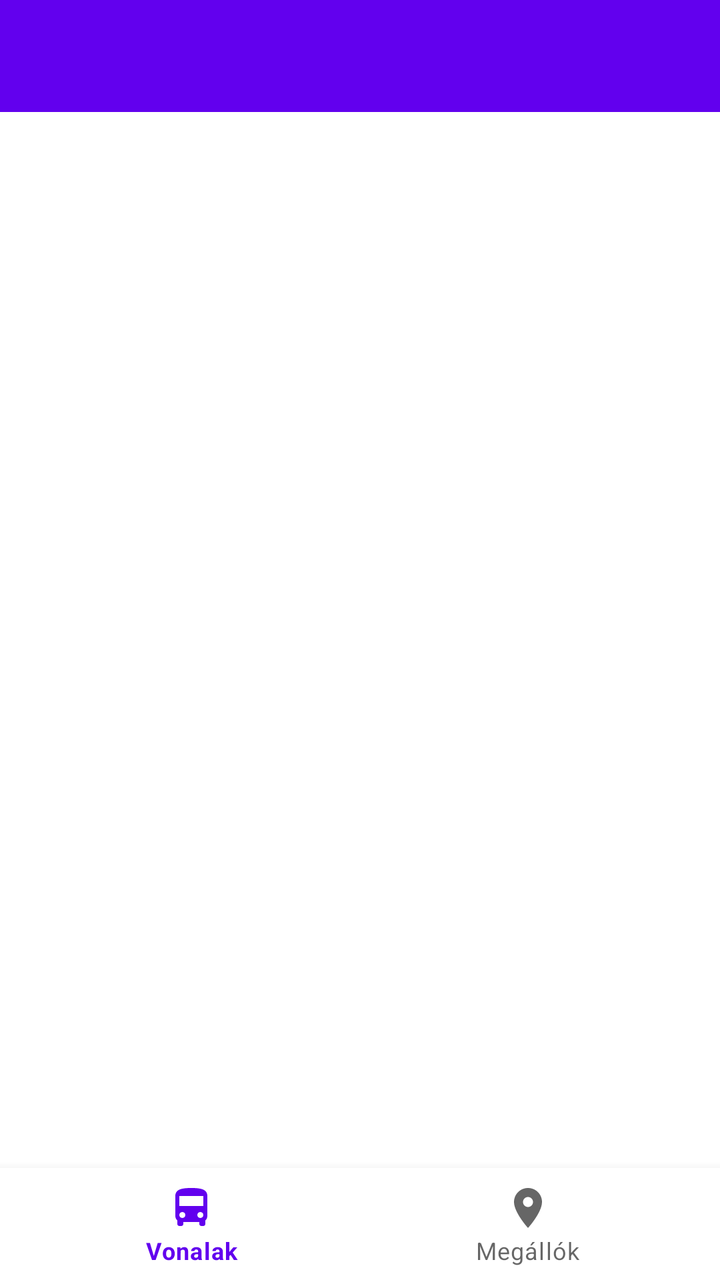
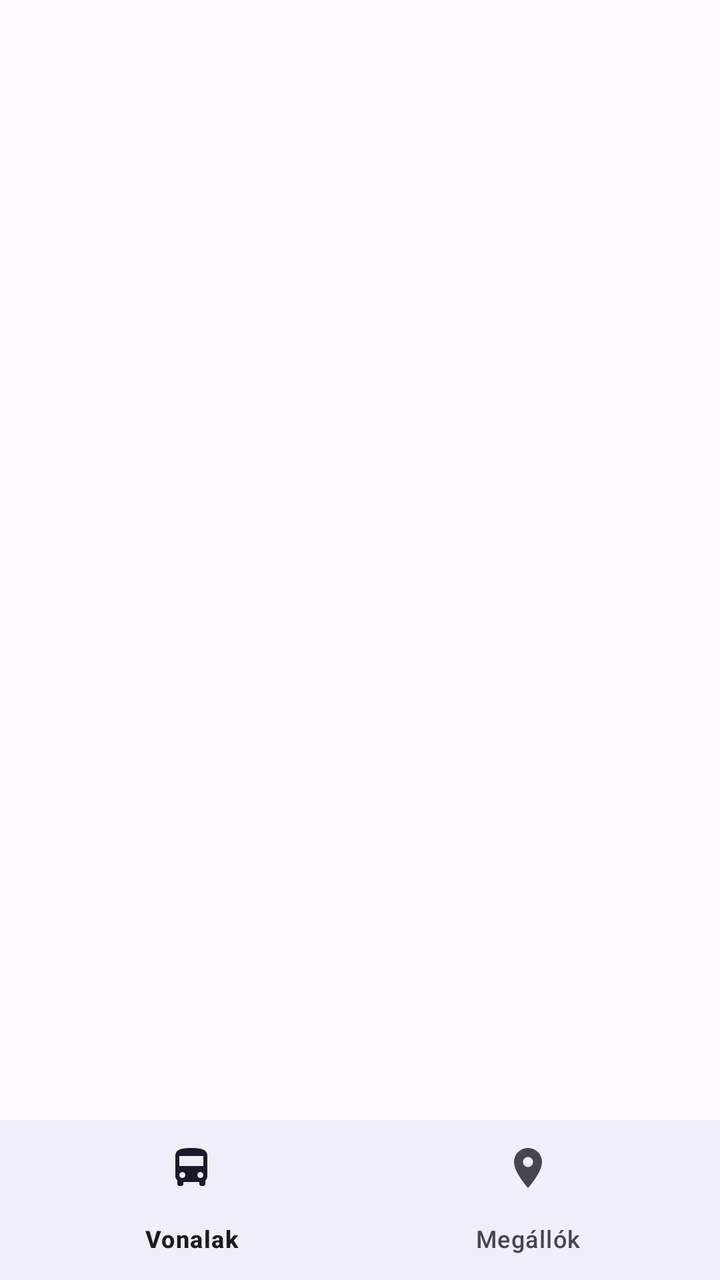

An Android layout rendered at two revisions. The XML below is the earlier revision; the diff shows what the commit changed to produce the second picture.
<!-- AndroidManifest.xml: application theme Theme.Km -->
<!-- res/layout/activity_main.xml -->
<?xml version="1.0" encoding="utf-8"?>
<androidx.constraintlayout.widget.ConstraintLayout xmlns:android="http://schemas.android.com/apk/res/android"
    xmlns:app="http://schemas.android.com/apk/res-auto"
    android:layout_width="match_parent"
    android:layout_height="match_parent">

    <com.google.android.material.appbar.AppBarLayout
        android:id="@+id/app_bar"
        style="@style/Widget.MaterialComponents.AppBarLayout.PrimarySurface"
        android:layout_width="0dp"
        android:layout_height="wrap_content"
        app:layout_constraintEnd_toEndOf="parent"
        app:layout_constraintStart_toStartOf="parent"
        app:layout_constraintTop_toTopOf="parent">

        <com.google.android.material.appbar.MaterialToolbar
            android:id="@+id/toolbar"
            style="@style/Widget.MaterialComponents.Toolbar.PrimarySurface"
            android:layout_width="match_parent"
            android:layout_height="?attr/actionBarSize" />

    </com.google.android.material.appbar.AppBarLayout>

    <androidx.fragment.app.FragmentContainerView
        android:id="@+id/fragment_container"
        android:layout_width="0dp"
        android:layout_height="0dp"
        app:layout_constraintBottom_toTopOf="@id/bottom_nav"
        app:layout_constraintEnd_toEndOf="parent"
        app:layout_constraintStart_toStartOf="parent"
        app:layout_constraintTop_toBottomOf="@id/app_bar" />

    <com.google.android.material.bottomnavigation.BottomNavigationView
        android:id="@+id/bottom_nav"
        android:layout_width="0dp"
        android:layout_height="wrap_content"
        app:layout_constraintBottom_toBottomOf="parent"
        app:layout_constraintEnd_toEndOf="parent"
        app:layout_constraintStart_toStartOf="parent"
        app:menu="@menu/bottom_nav_menu" />

</androidx.constraintlayout.widget.ConstraintLayout>
<!-- resources referenced by this layout -->
<resources>
  <style name="Theme.Km" parent="Theme.MaterialComponents.DayNight.NoActionBar">
          
          <item name="colorPrimary">@color/purple_500</item>
          <item name="colorPrimaryVariant">@color/purple_700</item>
          <item name="colorOnPrimary">@color/white</item>
          
          <item name="colorSecondary">@color/teal_200</item>
          <item name="colorSecondaryVariant">@color/teal_700</item>
          <item name="colorOnSecondary">@color/black</item>
          
      </style>
  <color name="purple_500">#FF6200EE</color>
  <color name="purple_700">#FF3700B3</color>
  <color name="white">#FFFFFFFF</color>
  <color name="teal_200">#FF03DAC5</color>
  <color name="teal_700">#FF018786</color>
  <color name="black">#FF000000</color>
</resources>

<!-- the commit's change to res/layout/activity_main.xml (unified diff, before → after) -->
@@ -6,7 +6,6 @@
 
     <com.google.android.material.appbar.AppBarLayout
         android:id="@+id/app_bar"
-        style="@style/Widget.MaterialComponents.AppBarLayout.PrimarySurface"
         android:layout_width="0dp"
         android:layout_height="wrap_content"
         app:layout_constraintEnd_toEndOf="parent"
@@ -15,7 +14,6 @@
 
         <com.google.android.material.appbar.MaterialToolbar
             android:id="@+id/toolbar"
-            style="@style/Widget.MaterialComponents.Toolbar.PrimarySurface"
             android:layout_width="match_parent"
             android:layout_height="?attr/actionBarSize" />
 
<!-- resource entries referenced after the edit -->
@@ -1,21 +1,5 @@
 <!-- resources referenced by this layout -->
 <resources>
-  <style name="Theme.Km" parent="Theme.MaterialComponents.DayNight.NoActionBar">
-          
-          <item name="colorPrimary">@color/purple_500</item>
-          <item name="colorPrimaryVariant">@color/purple_700</item>
-          <item name="colorOnPrimary">@color/white</item>
-          
-          <item name="colorSecondary">@color/teal_200</item>
-          <item name="colorSecondaryVariant">@color/teal_700</item>
-          <item name="colorOnSecondary">@color/black</item>
-          
-      </style>
-  <color name="purple_500">#FF6200EE</color>
-  <color name="purple_700">#FF3700B3</color>
-  <color name="white">#FFFFFFFF</color>
-  <color name="teal_200">#FF03DAC5</color>
-  <color name="teal_700">#FF018786</color>
-  <color name="black">#FF000000</color>
+  <style name="Theme.Km" parent="Theme.Material3.DayNight.NoActionBar" />
 </resources>
 
